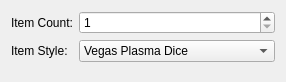
Qt form dice/contents/ui/config.ui (lmiphay/pdamsten-plasmoids) before a commit.
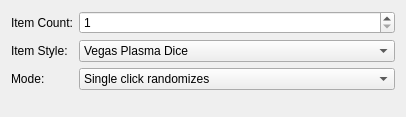
The same form after that commit. Custom widgets are drawn as their Qt base class.

Commit message: * Add locked drawing * Add mode to config fialog

What changed in the file:
```diff
--- a/dice/contents/ui/config.ui
+++ b/dice/contents/ui/config.ui
@@ -6,8 +6,8 @@
    <rect>
     <x>0</x>
     <y>0</y>
-    <width>286</width>
-    <height>82</height>
+    <width>406</width>
+    <height>117</height>
    </rect>
   </property>
   <layout class="QVBoxLayout" name="verticalLayout">
@@ -69,6 +69,33 @@
        </item>
       </widget>
      </item>
+     <item row="2" column="0">
+      <widget class="QLabel" name="modeLabel">
+       <property name="text">
+        <string>Mode:</string>
+       </property>
+      </widget>
+     </item>
+     <item row="2" column="1">
+      <widget class="KComboBox" name="kcfg_mode">
+       <property name="sizePolicy">
+        <sizepolicy hsizetype="Expanding" vsizetype="Fixed">
+         <horstretch>0</horstretch>
+         <verstretch>0</verstretch>
+        </sizepolicy>
+       </property>
+       <item>
+        <property name="text">
+         <string>Single click randomizes</string>
+        </property>
+       </item>
+       <item>
+        <property name="text">
+         <string>Double click randomizes, single click locks</string>
+        </property>
+       </item>
+      </widget>
+     </item>
     </layout>
    </item>
    <item>
```
The commit also changes 2 other files.
